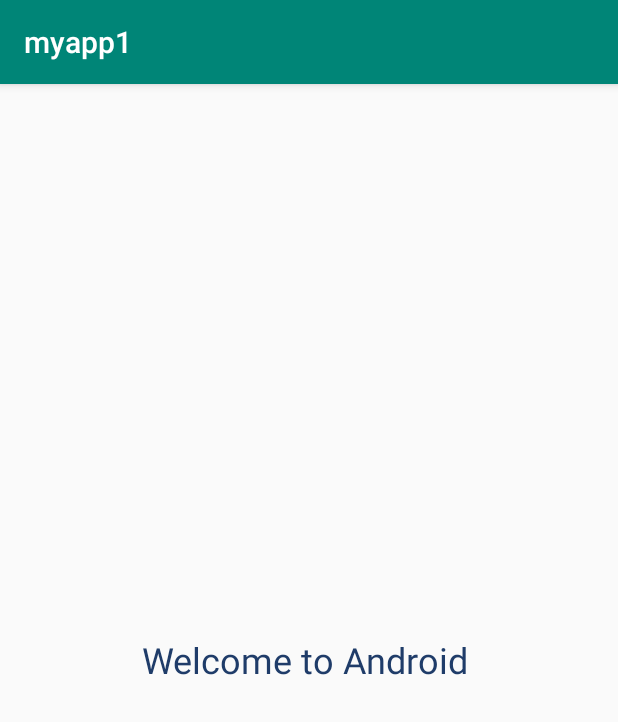
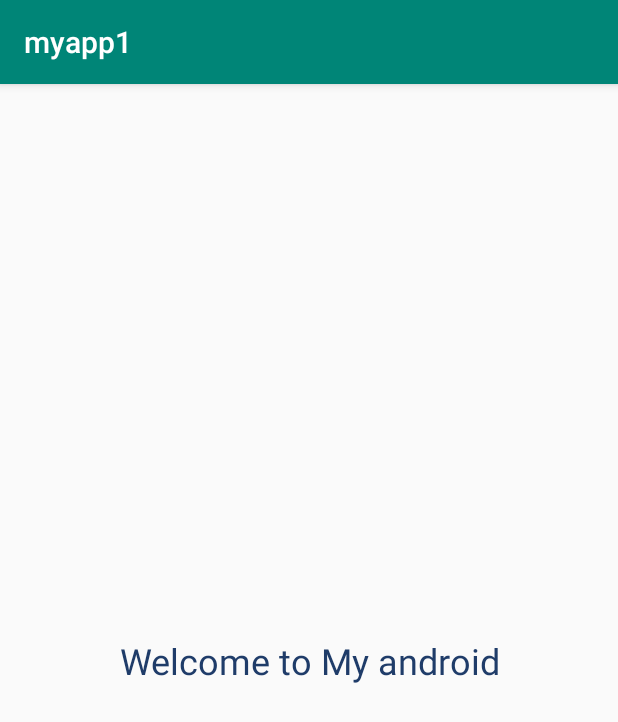
Before and after one commit to naderabusaad/myapp1, an Android app: the screen it shows after launch (MainActivity), on a phone screen of 412 x 824 dp. Shown: the top 722 px of the screen. Run offline under Robolectric (Android 15) with nearby library versions, the phone set to English and light mode, and no system bars.

Commit message:
changed the caption of the view

```diff
--- a/app/src/main/res/layout/activity_main.xml
+++ b/app/src/main/res/layout/activity_main.xml
@@ -7,10 +7,10 @@
     tools:context=".MainActivity">
 
     <TextView
-        android:layout_width="235dp"
-        android:layout_height="40dp"
+        android:layout_width="302dp"
+        android:layout_height="67dp"
         android:gravity="center"
-        android:text="Welcome to Android "
+        android:text="Welcome to My android"
         android:textColor="#1F3C69"
         android:textSize="24sp"
         app:layout_constraintBottom_toBottomOf="parent"
```
